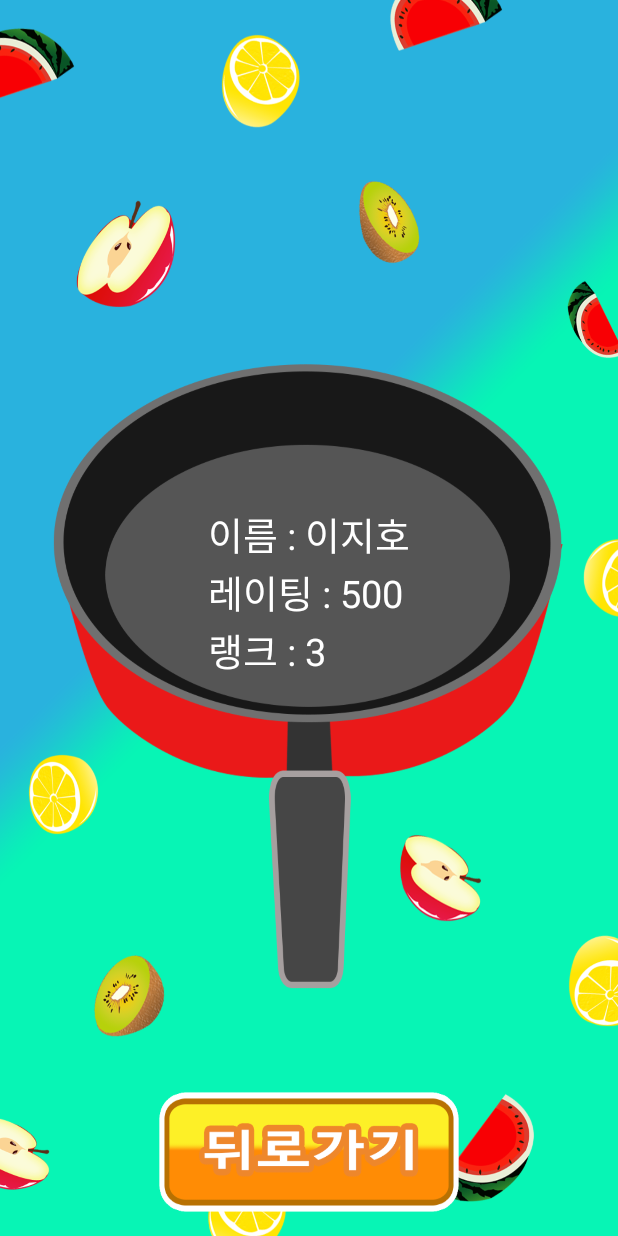
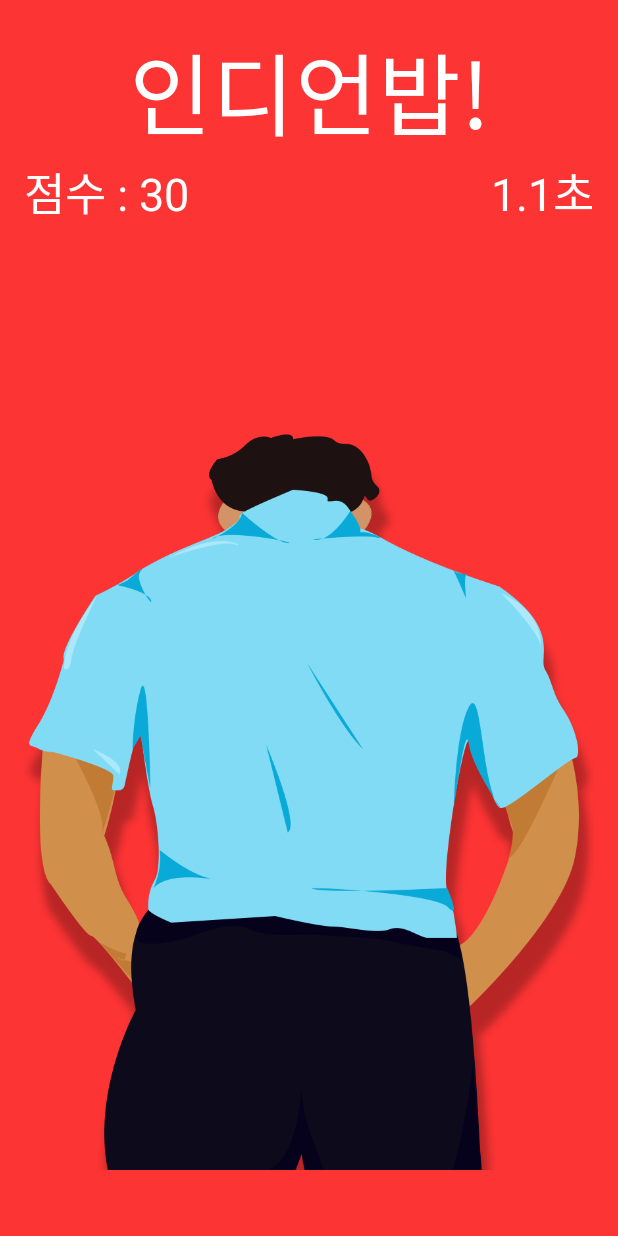
Before and after one commit to Team-FryPan/FryingPan, an Android app: the ResultActivity screen opened directly, with no data from a screen before it, on a phone screen of 412 x 824 dp. Run offline under Robolectric (Android 15) with nearby library versions, the phone set to English and light mode, and no system bars; libraries missing offline, so code that uses them is left out: com.squareup.otto; pictures from the network do not load; 2 statements that could not run were skipped.

Commit message:
Result Activity 개편

```diff
--- a/app/src/main/java/net/cloudapp/eggfry/frypan/GameActivity.java
+++ b/app/src/main/java/net/cloudapp/eggfry/frypan/GameActivity.java
@@ -312,6 +312,7 @@ public class GameActivity extends AppCompatActivity {
                 initialPlaySound();
                 break;
 
+
             case "Send": // 핑을 맞춰주기
                 if(SocketService.gameManager.getIsMyTurn()) { // 자기 턴이면
                     defend(SocketService.gameManager.getAttackCount()); // 공격받은 횟수만큼 방어
--- a/app/src/main/java/net/cloudapp/eggfry/frypan/MultiPlayActivity.java
+++ b/app/src/main/java/net/cloudapp/eggfry/frypan/MultiPlayActivity.java
@@ -146,6 +146,8 @@ public class MultiPlayActivity extends AppCompatActivity {
             } else if(messages[0].equals("Send")) { // Send 핑 맞춰주기
                 BusProvider.getInstance().post(new PushEvent("Send"));
             } else if(messages[0].equals("Defend")) { // Defend 핑 맞추기
+                BusProvider.getInstance().post(new PushEvent(message));
+            } else if(messages[0].equals("IndianReport")) { // 인디언밥 핑 맞추기
                 BusProvider.getInstance().post(new PushEvent(message));
             }
         }
@@ -306,6 +308,8 @@ public class MultiPlayActivity extends AppCompatActivity {
             mService.myServiceFunc(mPushEvent.getString());
         } else if(array[0].equals("NumberButton")) {
             mService.myServiceFunc(mPushEvent.getString());
+        } else if(array[0].equals("IndianButton")) {
+            mService.myServiceFunc(mPushEvent.getString());
         }
     }
 }
--- a/app/src/main/java/net/cloudapp/eggfry/frypan/ResultActivity.java
+++ b/app/src/main/java/net/cloudapp/eggfry/frypan/ResultActivity.java
@@ -2,10 +2,28 @@ package net.cloudapp.eggfry.frypan;
 
 import android.content.Intent;
 import android.os.Bundle;
+import android.os.Handler;
 import android.support.v7.app.AppCompatActivity;
-import android.view.View;
+import android.view.MotionEvent;
+import android.widget.FrameLayout;
+import android.widget.ImageView;
+import android.widget.TextView;
+import android.widget.Toast;
+
+import com.bumptech.glide.Glide;
+import com.squareup.otto.Subscribe;
+
+import java.util.Timer;
+import java.util.TimerTask;
 
 public class ResultActivity extends AppCompatActivity {
+
+    private FrameLayout ll;
+    private Handler handler = new Handler();
+    private TextView tv, tv2;
+    private int time=0;
+    private boolean isEnd = false;
+    private int count=0;
 
     public int getRank(int[] score, int nickNum) {
         int rank=1;
@@ -17,18 +35,47 @@ public class ResultActivity extends AppCompatActivity {
         return rank;
     }
 
-    int count=0;
     @Override
     protected void onCreate(Bundle savedInstanceState) {
         super.onCreate(savedInstanceState);
         setContentView(R.layout.activity_result);
+
+        BusProvider.getInstance().register(this);
+
+        ImageView bg = (ImageView)findViewById(R.id.back);
+        Glide.with(this).load(R.drawable.back).into(bg);
+
+        ll = (FrameLayout)findViewById(R.id.result_layout);
+        tv = (TextView)findViewById(R.id.text_score);
+        tv2 = (TextView)findViewById(R.id.text_countdown);
+
+        if(SocketService.gameManager.getScore()[SocketService.gameManager.getNickNum()] == -1) {
+            isEnd = true;
+            Toast.makeText(this, "패배했습니다. 추가 점수를 획득할 수 없습니다.", Toast.LENGTH_SHORT).show();
+        }
+        final Timer timer = new Timer();
+        timer.schedule(new TimerTask() {
+            @Override
+            public void run() {
+                time++;
+                if(time==50) {
+                    sendScore();
+                    timer.cancel();
+                    isEnd = true;
+                }
+                runOnUiThread(new Runnable() {
+                    @Override
+                    public void run() {
+                        tv2.setText(((float) time / 10.0) + "초");
+                    }
+                });
+            }
+        }, 2000, 100);
     }
-
-    public void onTouch(View view) {
-        System.out.println(count++);
+    public void sendScore() {
+        BusProvider.getInstance().post(new PushEvent("IndianButton " + count));
     }
-
-    public void onResultButtonClicked(View view) {
+    public void gotoRankActivity() {
         Intent it = new Intent(this, RankActivity.class);
         int score[] = SocketService.gameManager.getScore();
         int nickNum = SocketService.gameManager.getNickNum();
@@ -43,4 +90,19 @@ public class ResultActivity extends AppCompatActivity {
         resultDialog.setCanceledOnTouchOutside(false);
         resultDialog.show();
     }
+
+    @Override
+    public boolean onTouchEvent(MotionEvent event) {
+        if(event.getAction() == MotionEvent.ACTION_DOWN && !isEnd) {
+            tv.setText("점수 : " + count++);
+        }
+        return true;
+    }
+
+    @Subscribe
+    public void FinishLoad(PushEvent mPushEvent) {
+        if(mPushEvent.getString().equals("IndianReport")) {
+            onFinished();
+        }
+    }
 }
--- a/app/src/main/java/net/cloudapp/eggfry/frypan/SocketService.java
+++ b/app/src/main/java/net/cloudapp/eggfry/frypan/SocketService.java
@@ -129,7 +129,7 @@ public class SocketService extends Service{
                 break;
 
             case "DefendButton":
-                mSocket.emit("fromClient", "Defend "+messages[1]);
+                mSocket.emit("fromClient", "Defend "+messages[1]+" "+messages[2]);
                 break;
 
             case "SelectButton":
@@ -142,6 +142,10 @@ public class SocketService extends Service{
 
             case "GameStart":
                 mSocket.emit("fromClient", "GameStart");
+                break;
+
+            case "IndianButton":
+                mSocket.emit("fromClient", "Indian "+messages[1]);
                 break;
 
         }
@@ -216,16 +220,23 @@ public class SocketService extends Service{
 
             case "Report" : // 점수를 보고
                 for(int i=1;i<5;i++) {
-                    gameManager.setScore(i-1, Integer.parseInt(messages[i]));
-                    mCallback.recvData("Report");
+                    gameManager.setScore(i - 1, Integer.parseInt(messages[i]));
                 }
+                mCallback.recvData("Report");
                 break;
 
             case "Result" : // 게임이 끝났을 때 결과 보고(점수로 표현, 진 사람은 -1)
                 for(int i=0;i<4;i++) {
-                    gameManager.setScore(i, Integer.parseInt(messages[i*2+2]));
-                    mCallback.recvData("Result");
+                    gameManager.setScore(i, Integer.parseInt(messages[i * 2 + 2]));
                 }
+                mCallback.recvData("Result");
+                break;
+
+            case "IndianReport": // 인디언밥 끝났을 때 결과 보고(점수로 표현, 진 사람은 -1)
+                for(int i=0;i<4;i++) {
+                    gameManager.setScore(i, Integer.parseInt(messages[i * 2 + 2]));
+                }
+                mCallback.recvData("IndianReport");
                 break;
 
             case "Error" :
--- a/app/src/main/res/layout/activity_result.xml
+++ b/app/src/main/res/layout/activity_result.xml
@@ -1,63 +1,77 @@
 <?xml version="1.0" encoding="utf-8"?>
-<LinearLayout xmlns:android="http://schemas.android.com/apk/res/android"
+<FrameLayout xmlns:android="http://schemas.android.com/apk/res/android"
     xmlns:tools="http://schemas.android.com/tools"
     android:layout_width="match_parent"
     android:layout_height="match_parent"
     android:paddingLeft="@dimen/activity_horizontal_margin"
     android:paddingRight="@dimen/activity_horizontal_margin"
     android:paddingTop="@dimen/activity_vertical_margin"
-    android:paddingBottom="@dimen/activity_vertical_margin"
     tools:context="net.cloudapp.eggfry.frypan.ResultActivity"
-    android:background="@drawable/bg_select"
-    android:orientation="vertical">
+    android:orientation="vertical"
+    android:background="#fc3434"
+    android:id="@+id/result_layout">
+<LinearLayout
+    android:layout_width="match_parent"
+    android:layout_height="match_parent"
+    android:orientation="vertical"
+    android:background="#fc3434">
 
     <LinearLayout
         android:layout_width="match_parent"
         android:layout_height="0dp"
-        android:layout_weight="7"/>
+        android:layout_weight="3"
+        android:orientation="vertical">
         <LinearLayout
             android:layout_width="wrap_content"
-        android:layout_height="wrap_content"
-        android:layout_gravity="center"
-        android:orientation="vertical"
-        android:layout_above="@+id/button"
-        android:layout_centerHorizontal="true">
+            android:layout_height="wrap_content">
+            <View
+                android:layout_width="0dp"
+                android:layout_height="0dp"
+                android:layout_weight="1"/>
             <TextView
                 android:layout_width="wrap_content"
                 android:layout_height="wrap_content"
-            android:text="이름 : 이지호"
-            android:textSize="25dp"
-            android:id="@+id/text_username"
-            android:textAlignment="center"
-            android:textColor="#ffffff" />
-
+                android:text="인디언밥!"
+                android:textColor="#ffffff"
+                android:textSize="60dp"/>
+            <View
+                android:layout_width="0dp"
+                android:layout_height="0dp"
+                android:layout_weight="1"/>
+        </LinearLayout>
+        <LinearLayout
+            android:layout_width="match_parent"
+            android:layout_height="match_parent">
             <TextView
                 android:layout_width="wrap_content"
                 android:layout_height="wrap_content"
-            android:text="레이팅 : 500"
-            android:textSize="25dp"
-            android:id="@+id/text_rank"
-            android:textAlignment="center"
-            android:textColor="#ffffff" />
-
+                android:text="점수 : 30"
+                android:textSize="30dp"
+                android:id="@+id/text_score"
+                android:textColor="#ffffff"/>
+            <View
+                android:layout_width="0dp"
+                android:layout_height="0dp"
+                android:layout_weight="1"/>
             <TextView
                 android:layout_width="wrap_content"
                 android:layout_height="wrap_content"
-            android:text="랭크 : 3"
-            android:textSize="25dp"
-            android:id="@+id/text_rating"
-            android:textAlignment="center"
-            android:textColor="#ffffff" />
+                android:text="5초"
+                android:textSize="30dp"
+                android:id="@+id/text_countdown"
+                android:textColor="#ffffff"/>
+        </LinearLayout>
     </LinearLayout>
     <LinearLayout
         android:layout_width="match_parent"
         android:layout_height="0dp"
-        android:layout_weight="6"/>
-    <Button
-        android:layout_width="200dp"
-        android:layout_height="80dp"
-        android:background="@drawable/btn_result"
-        android:id="@+id/button"
-        android:layout_gravity="center_horizontal|bottom"/>
+        android:layout_weight="8">
+        <ImageView
+            android:layout_width="match_parent"
+            android:layout_height="match_parent"
+            android:id="@+id/back"/>
+    </LinearLayout>
+
 
 </LinearLayout>
+</FrameLayout>
```
Also changed, not shown: app/src/main/res/drawable/back.png (added), app/src/main/res/drawable/hands.png (added), app/src/main/res/drawable/icon.png (added). Lines whose indentation alone changed are shown as unchanged.
